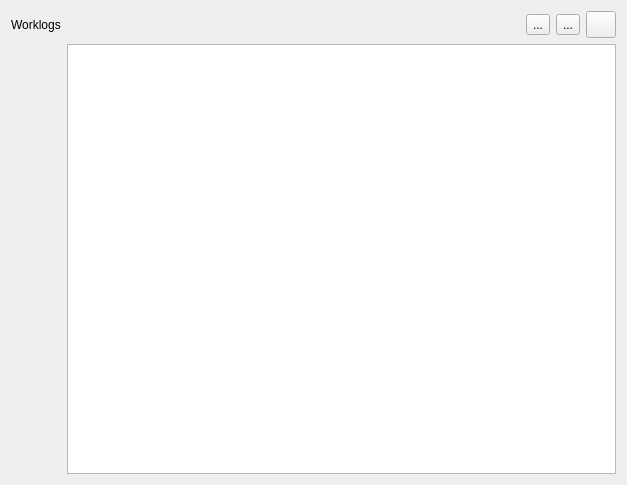
Above: mod_staff/ct_worklogswidget.ui from luizamici/caretoy before the change. Below: the same form after it.
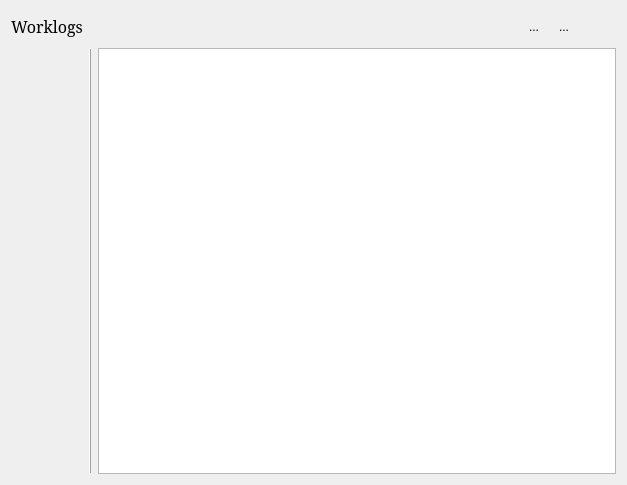
That is the form after the change. Icons and pictures are not drawn. Custom widgets are drawn as their Qt base class.

Patch:
```diff
--- a/mod_staff/ct_worklogswidget.ui
+++ b/mod_staff/ct_worklogswidget.ui
@@ -15,21 +15,33 @@
   </property>
   <layout class="QVBoxLayout" name="verticalLayout">
    <item>
-    <layout class="QGridLayout" name="gridLayout" columnstretch="0,0,0,0">
-     <item row="1" column="0">
-      <widget class="CTTreeOfWorkLogs" name="treeofworklogs" native="true"/>
-     </item>
+    <layout class="QGridLayout" name="gridLayout" columnstretch="0,0,0">
      <item row="0" column="0">
-      <widget class="QLabel" name="label">
+      <widget class="QLabel" name="cle_worklogs">
+       <property name="font">
+        <font>
+         <family>Serif</family>
+         <pointsize>12</pointsize>
+         <weight>50</weight>
+         <bold>false</bold>
+        </font>
+       </property>
        <property name="text">
         <string>Worklogs</string>
        </property>
       </widget>
      </item>
-     <item row="1" column="1">
-      <widget class="QTextEdit" name="qte_worklogedit"/>
+     <item row="1" column="2">
+      <widget class="QTextEdit" name="qte_worklogedit">
+       <property name="textInteractionFlags">
+        <set>Qt::TextSelectableByKeyboard|Qt::TextSelectableByMouse</set>
+       </property>
+      </widget>
      </item>
-     <item row="0" column="1">
+     <item row="1" column="0">
+      <widget class="CTTreeOfWorkLogs" name="treeofworklogs" native="true"/>
+     </item>
+     <item row="0" column="2">
       <layout class="QHBoxLayout" name="horizontalLayout">
        <item>
         <spacer name="horizontalSpacer">
@@ -56,10 +68,13 @@
          </property>
          <property name="iconSize">
           <size>
-           <width>22</width>
-           <height>20</height>
+           <width>26</width>
+           <height>24</height>
           </size>
          </property>
+         <property name="autoRaise">
+          <bool>true</bool>
+         </property>
         </widget>
        </item>
        <item>
@@ -74,13 +89,16 @@
          </property>
          <property name="iconSize">
           <size>
-           <width>22</width>
-           <height>20</height>
+           <width>26</width>
+           <height>24</height>
           </size>
          </property>
          <property name="shortcut">
           <string>Ctrl+S</string>
          </property>
+         <property name="autoRaise">
+          <bool>true</bool>
+         </property>
         </widget>
        </item>
        <item>
@@ -95,20 +113,33 @@
          </property>
          <property name="iconSize">
           <size>
-           <width>22</width>
-           <height>20</height>
+           <width>26</width>
+           <height>24</height>
           </size>
          </property>
          <property name="checkable">
-          <bool>true</bool>
-         </property>
-         <property name="autoRaise">
           <bool>false</bool>
          </property>
+         <property name="autoRaise">
+          <bool>true</bool>
+         </property>
         </widget>
        </item>
       </layout>
      </item>
+     <item row="1" column="1">
+      <widget class="Line" name="line">
+       <property name="frameShadow">
+        <enum>QFrame::Raised</enum>
+       </property>
+       <property name="lineWidth">
+        <number>1</number>
+       </property>
+       <property name="orientation">
+        <enum>Qt::Vertical</enum>
+       </property>
+      </widget>
+     </item>
     </layout>
    </item>
   </layout>
```
Left out of the diff: 9 changed lines with no effect on the pictures.
